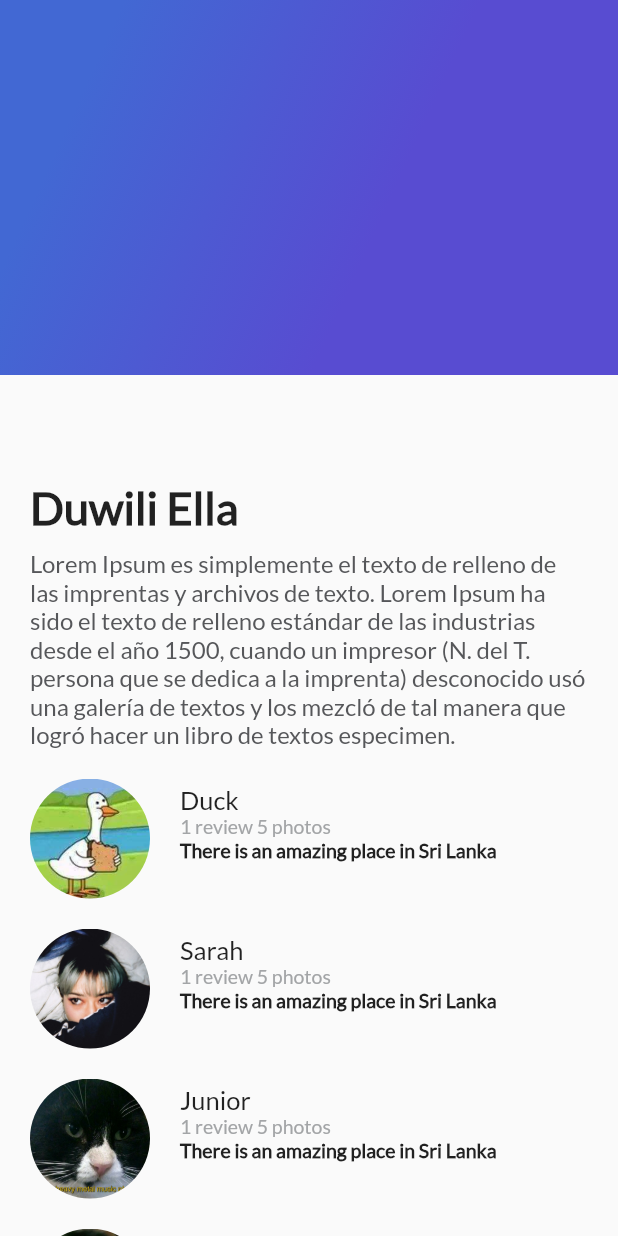
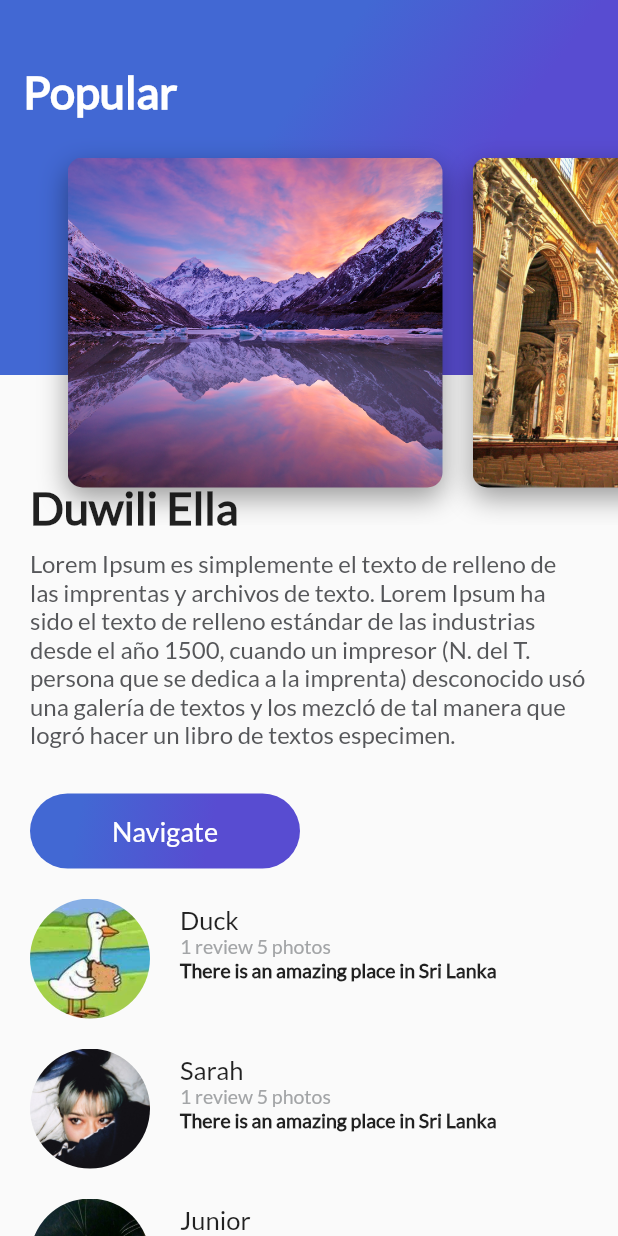
Before and after one commit to VHugoBarnes/platzi-trips-flutter, a Flutter app: the screen it shows after launch, on a phone screen of 412 x 824 dp. Run offline on Flutter 3.47's test engine with Material 2 defaults, Android fonts, the phone set to English and light mode, and no system bars.

Commit message:
15/01/2019 Commit Adding images in a listview and a button

```diff
--- /dev/null
+++ b/lib/button_purple.dart
@@ -0,0 +1,58 @@
+import 'package:flutter/material.dart';
+
+class ButtonPurple extends StatelessWidget{
+
+  String buttonText = "Navigate";
+
+  ButtonPurple(this.buttonText);
+
+  Widget build(BuildContext context) {
+
+    return Container(
+      margin: EdgeInsets.only(
+        top:30.0,
+        left: 20.0,
+        right: 20.0,
+      ),
+      child: InkWell(
+      onTap: () {
+        Scaffold.of(context).showSnackBar(
+          SnackBar(
+            content: Text("Navegando"),
+          )
+        );
+      },
+      child: Container(
+        height: 50.0,
+        width: 180.0,
+        decoration: BoxDecoration(
+          borderRadius: BorderRadius.circular(30.0),
+          gradient: LinearGradient(
+            colors: [
+              Color(0xFF4268D3),
+              Color(0xFF584CD1)
+            ],
+            begin: FractionalOffset(0.2, 0.0),
+            end: FractionalOffset(1.0, 0.6),
+            stops: [0.0, 0.6],
+            tileMode: TileMode.clamp
+          ),
+        ),
+
+        child: Center(
+          child: Text(
+            buttonText,
+            style: TextStyle(
+              fontSize: 18.0,
+              fontFamily: "Lato",
+              color: Colors.white,
+            ),
+          ),
+        ),
+
+      ),
+    ),
+    );
+  }
+
+}
--- /dev/null
+++ b/lib/card_image.dart
@@ -0,0 +1,41 @@
+import 'package:flutter/material.dart';
+
+class CardImage extends StatelessWidget{
+
+  String pathImage = "assets/img/background1.jpg";
+
+  CardImage(this.pathImage);
+
+  Widget build(BuildContext context) {
+
+    final card = Container(
+      height: 350.0,
+      width: 250.0,
+      margin: EdgeInsets.only(
+        top: 80.0,
+        left:20.0,
+      ),
+      decoration: BoxDecoration(
+        image: DecorationImage(
+          fit: BoxFit.cover,
+          image: AssetImage(
+            pathImage
+          )
+        ),
+        borderRadius: BorderRadius.all(Radius.circular(10.0)),
+        shape: BoxShape.rectangle,
+        boxShadow: <BoxShadow>[
+          BoxShadow(
+            color: Colors.black38,
+            blurRadius:  15.0,
+            offset:  Offset(0.0 , 7.0),
+
+          ),
+      ],
+      ),
+    );
+
+    return card;
+  }
+
+}
--- /dev/null
+++ b/lib/card_image_list.dart
@@ -0,0 +1,25 @@
+import 'package:flutter/material.dart';
+import 'card_image.dart';
+
+class CardImageList extends StatelessWidget{
+
+  Widget build(BuildContext context) {
+
+    return Container(
+      height: 350,
+      child: ListView(
+        padding: EdgeInsets.all(25.0),
+        scrollDirection: Axis.horizontal,
+        children: <Widget>[
+          CardImage("assets/img/background1.jpg"),
+          CardImage("assets/img/background2.jpg"),
+          CardImage("assets/img/background3.jpg"),
+          CardImage("assets/img/background4.jpg"),
+          CardImage("assets/img/background5.jpg"),
+          CardImage("assets/img/background6.jpg"),
+        ],
+      ),
+    );
+  }
+
+}
--- a/lib/description_place.dart
+++ b/lib/description_place.dart
@@ -1,5 +1,6 @@
 import 'package:flutter/material.dart';
 import 'star.dart';
+import 'button_purple.dart';
 
 class DescriptionPlace extends StatelessWidget{
 
@@ -59,9 +60,11 @@ class DescriptionPlace extends StatelessWidget{
 			);
 
 	final place_description = Column(
+    crossAxisAlignment: CrossAxisAlignment.start,
 		children: <Widget>[
 			title_stars,
-			text_desc
+			text_desc,
+      ButtonPurple("Navigate")
 		],
 		);
 
--- a/lib/gradient_back.dart
+++ b/lib/gradient_back.dart
@@ -1,6 +1,10 @@
 import 'package:flutter/material.dart';
 
 class GradientBack extends StatelessWidget{
+
+    String title = "Popular";
+
+    GradientBack(this.title);
 
     Widget build(BuildContext context) {
 
@@ -10,14 +14,27 @@ class GradientBack extends StatelessWidget{
           gradient: LinearGradient(
             colors: [
               Color(0xFF4268D3),
-              Color(0xFF584CD1)
+              Color(0xFF584CD1),
             ],
-            begin: FractionalOffset(0.2, 0.0),
-            end: FractionalOffset(1.0, 0.6),
+            begin: FractionalOffset(0.6, 0.0),
+            end: FractionalOffset(1.0, 0.5),
             stops: [0.0, 0.6],
             tileMode: TileMode.clamp
           )
         ),
+
+        child: Text(
+            title,
+            style: TextStyle(
+                color: Colors.white,
+                fontSize: 30.0,
+                fontFamily: "Lato",
+                fontWeight: FontWeight.bold
+            ),
+        ),
+
+        alignment: Alignment(-0.9, -0.6),
+
       );
     }
 }
--- /dev/null
+++ b/lib/header_appbar.dart
@@ -0,0 +1,17 @@
+import 'package:flutter/material.dart';
+import 'gradient_back.dart';
+import 'card_image_list.dart';
+
+class HeaderAppBar extends StatelessWidget{
+
+  Widget build(BuildContext context) {
+
+    return Stack(
+      children: <Widget>[
+        GradientBack("Popular"),
+        CardImageList()
+    ],
+    );
+  }
+
+}
--- a/lib/main.dart
+++ b/lib/main.dart
@@ -2,10 +2,12 @@ import 'package:flutter/material.dart';
 import 'description_place.dart';
 import 'review_list.dart';
 import 'gradient_back.dart';
+import 'header_appbar.dart';
 
 void main() => runApp(MyApp());
 
 class MyApp extends StatelessWidget {
+
   String desc1 = "Lorem Ipsum es simplemente el texto de relleno de las imprentas y archivos de texto. Lorem Ipsum ha sido el texto de relleno estándar de las industrias desde el año 1500, cuando un impresor (N. del T. persona que se dedica a la imprenta) desconocido usó una galería de textos y los mezcló de tal manera que logró hacer un libro de textos especimen.";
   Widget build(BuildContext context) {
     return MaterialApp(
@@ -22,7 +24,7 @@ class MyApp extends StatelessWidget {
                 ReviewList()
               ],
             ),
-            GradientBack()
+              HeaderAppBar(),
           ],
         )
         // DescriptionPlace("Duwili Ella", 2 , desc1),
--- a/pubspec.yaml
+++ b/pubspec.yaml
@@ -39,6 +39,12 @@ flutter:
     - assets/img/person3.jpg
     - assets/img/person4.jpg
     - assets/img/person5.jpg
+    - assets/img/background1.jpg
+    - assets/img/background2.jpg
+    - assets/img/background3.jpg
+    - assets/img/background4.jpg
+    - assets/img/background5.jpg
+    - assets/img/background6.jpg
 
   fonts:
     - family: Lato
```
Also changed, not shown: assets/img/background1.jpg (added), assets/img/background2.jpg (added), assets/img/background3.jpg (added), assets/img/background4.jpg (added), assets/img/background5.jpg (added), 2 other files.
